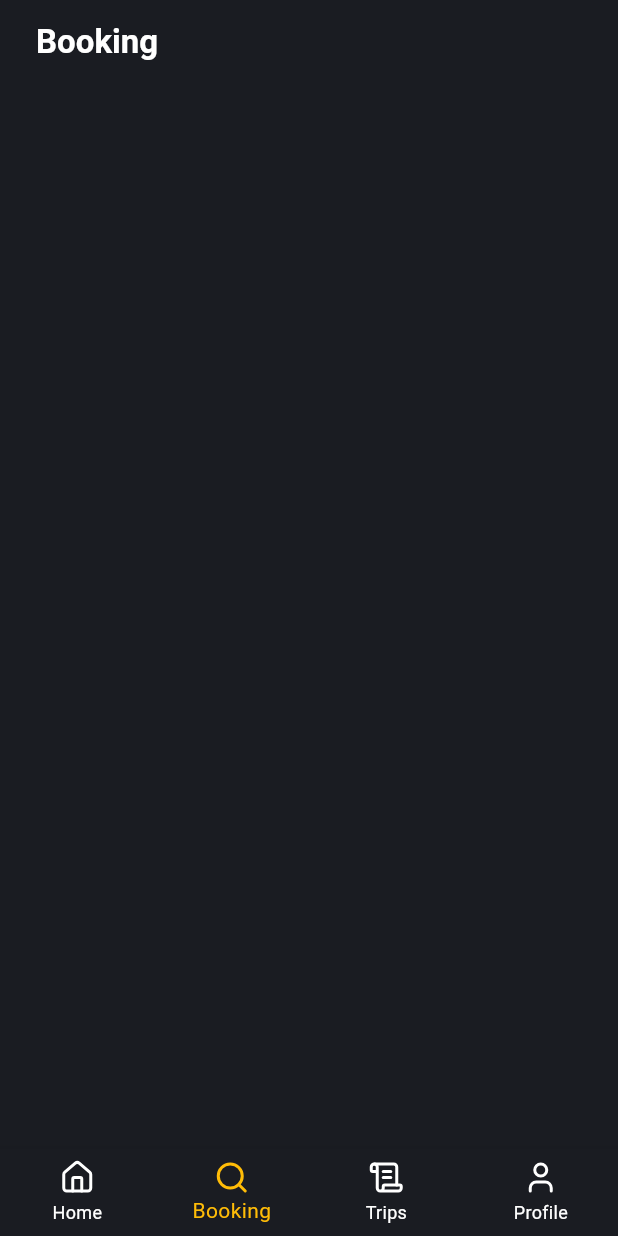
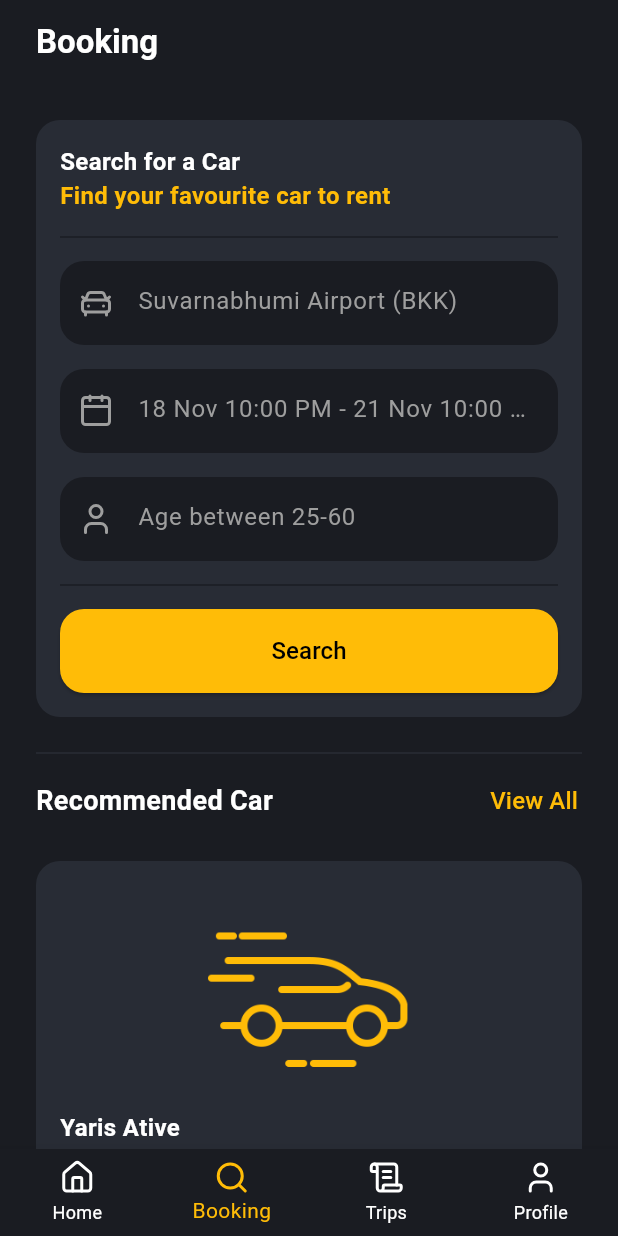
Before and after one commit to naixdevv/flutter-car-booking, a Flutter app: the screen it shows after launch, item 2 of the bottom bar chosen, on a phone screen of 412 x 824 dp. Run offline on Flutter 3.47's test engine with Material 3 defaults, Android fonts, the phone set to English and light mode, and no system bars; our stand-ins replace flutter_svg, lucide_icons_flutter.

Commit message:
refactor: update UI booking/booking_page

```diff
--- a/lib/presentation/pages/booking/booking_page.dart
+++ b/lib/presentation/pages/booking/booking_page.dart
@@ -1,5 +1,10 @@
 import 'package:flutter/material.dart';
+import 'package:lucide_icons_flutter/lucide_icons.dart';
 import 'package:flutter_car_booking/core/theme/app_colors.dart';
+import 'package:flutter_car_booking/presentation/widgets/app_button.dart';
+import 'package:flutter_car_booking/presentation/widgets/app_text_button.dart';
+import 'package:flutter_car_booking/presentation/widgets/app_textfield.dart';
+import 'package:flutter_car_booking/presentation/widgets/car_card.dart';
 
 class BookingPage extends StatefulWidget {
   const BookingPage({super.key});
@@ -9,6 +14,18 @@ class BookingPage extends StatefulWidget {
 }
 
 class _BookingPageState extends State<BookingPage> {
+  final startController = TextEditingController();
+  final dateController = TextEditingController();
+  final ageController = TextEditingController();
+
+  final List<Map<String, dynamic>> recommendedCar = [
+    {"id": 1, "name": "Yaris Ative", "price": 1500.00},
+    {"id": 2, "name": "Corolla ALTIS", "price": 3000.00},
+    {"id": 3, "name": "Camry", "price": 4000.00},
+    {"id": 4, "name": "Yaris Cross", "price": 2000.00},
+    {"id": 5, "name": "Corolla Cross", "price": 3000.00},
+  ];
+
   @override
   Widget build(BuildContext context) {
     return Scaffold(
@@ -23,11 +40,118 @@ class _BookingPageState extends State<BookingPage> {
       ),
       backgroundColor: AppColors.backgroundPrimary,
       body: SafeArea(
-        child: ListView(
-          physics: BouncingScrollPhysics(),
-          children: [
-
-          ],
+        child: Padding(
+          padding: const EdgeInsets.symmetric(horizontal: 24),
+          child: ListView(
+            physics: BouncingScrollPhysics(),
+            children: [
+              SizedBox(height: 24),
+              Container(
+                width: double.infinity,
+                padding: EdgeInsets.all(16),
+                decoration: BoxDecoration(
+                  color: AppColors.backgroundSecondary,
+                  borderRadius: BorderRadius.circular(16),
+                ),
+                child: Column(
+                  crossAxisAlignment: CrossAxisAlignment.start,
+                  children: [
+                    Column(
+                      crossAxisAlignment: CrossAxisAlignment.start,
+                      children: [
+                        Text(
+                          'Search for a Car',
+                          style: TextStyle(
+                            color: AppColors.textPrimary,
+                            fontSize: 16,
+                            fontWeight: FontWeight.bold,
+                          ),
+                        ),
+                        Text(
+                          'Find your favourite car to rent',
+                          style: TextStyle(
+                            color: AppColors.primary,
+                            fontSize: 16,
+                            fontWeight: FontWeight.bold,
+                          ),
+                        ),
+                      ],
+                    ),
+                    SizedBox(height: 8),
+                    Divider(color: AppColors.borderPrimary, thickness: 1),
+                    SizedBox(height: 8),
+                    AppTextField(
+                      controller: startController,
+                      hintText: 'Suvarnabhumi Airport (BKK)',
+                      prefixIcon: Icon(
+                        LucideIcons.carFront,
+                        color: AppColors.iconPrimary,
+                      ),
+                      fillColor: AppColors.backgroundPrimary,
+                    ),
+                    SizedBox(height: 16),
+                    AppTextField(
+                      controller: dateController,
+                      hintText: '18 Nov 10:00 PM - 21 Nov 10:00 PM',
+                      prefixIcon: Icon(
+                        LucideIcons.calendar,
+                        color: AppColors.iconPrimary,
+                      ),
+                      fillColor: AppColors.backgroundPrimary,
+                    ),
+                    SizedBox(height: 16),
+                    AppTextField(
+                      controller: ageController,
+                      hintText: 'Age between 25-60',
+                      prefixIcon: Icon(
+                        LucideIcons.user,
+                        color: AppColors.iconPrimary,
+                      ),
+                      fillColor: AppColors.backgroundPrimary,
+                    ),
+                    SizedBox(height: 8),
+                    Divider(color: AppColors.borderPrimary, thickness: 1),
+                    SizedBox(height: 8),
+                    AppButton(
+                      text: 'Search',
+                      onPressed: () {},
+                      type: ButtonType.primary,
+                    ),
+                  ],
+                ),
+              ),
+              SizedBox(height: 16),
+              Divider(color: AppColors.borderSecondary, thickness: 1),
+              Column(
+                children: [
+                  Row(
+                    mainAxisAlignment: MainAxisAlignment.spaceBetween,
+                    children: [
+                      Text(
+                        'Recommended Car',
+                        style: TextStyle(
+                          color: AppColors.textPrimary,
+                          fontSize: 18,
+                          fontWeight: FontWeight.bold,
+                        ),
+                      ),
+                      AppTextButton(text: 'View All', onPressed: () {}),
+                    ],
+                  ),
+                  SizedBox(height: 16),
+                  Column(
+                    spacing: 16,
+                    children: [
+                      ...recommendedCar.map((car) {
+                        return CarCard(name: car['name'], price: car['price']);
+                      }),
+                    ],
+                  ),
+                ],
+              ),
+              SizedBox(height: 24),
+            ],
+          ),
         ),
       ),
     );
```
